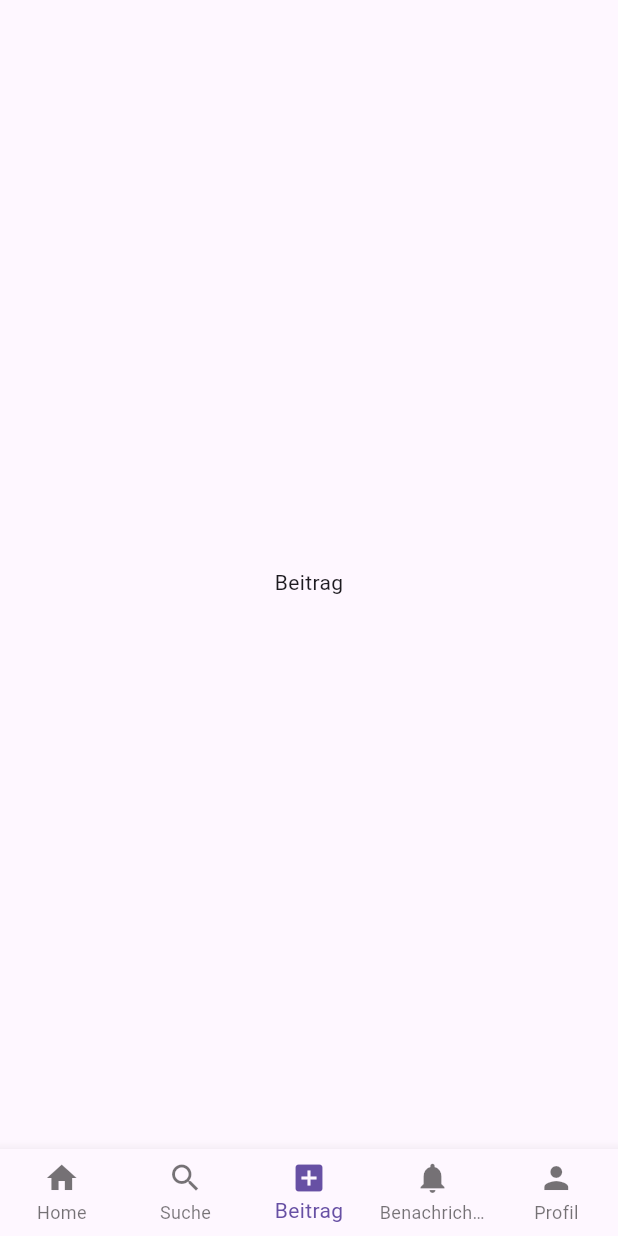
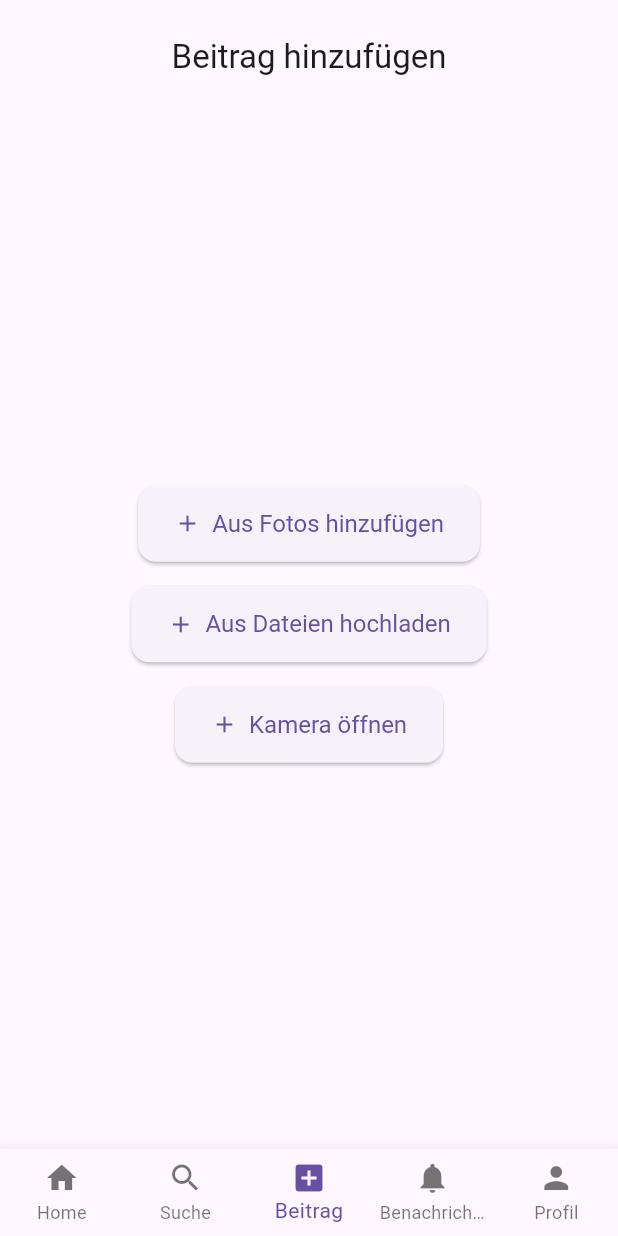
Before and after one commit to melikeaygul/first_screen, a Flutter app: the screen it shows after launch, item 3 of the bottom bar chosen, on a phone screen of 412 x 824 dp. Run offline on Flutter 3.47's test engine with Material 3 defaults, Android fonts, the light colour scheme and no system bars; network calls fail.

Commit message:
Screen Beitrag + Search

```diff
--- a/lib/app.dart
+++ b/lib/app.dart
@@ -1,7 +1,9 @@
+import 'package:first_screen/src/features/posten/presentation/pages/add_post_page.dart';
 import 'package:first_screen/src/features/posten/presentation/pages/home_page.dart';
 import 'package:first_screen/src/features/posten/presentation/pages/notification_page.dart';
 import 'package:first_screen/src/features/posten/presentation/pages/profil_page.dart';
-
+import 'package:first_screen/src/features/posten/presentation/pages/search_page.dart';
+import 'package:first_screen/src/features/posten/presentation/widgest/post_picture.dart';
 import 'package:flutter/material.dart';
 
 class MainApp extends StatefulWidget {
@@ -16,8 +18,8 @@ class _MainAppState extends State<MainApp> {
 
   final List<Widget> _pages = [
     HomePage(),
-    Center(child: Text("Suche")),
-    Center(child: Text("Beitrag")),
+    SearchPage(),
+    AddPostPage(),
     NotificationPage(),
     ProfilPage(),
   ];
--- /dev/null
+++ b/lib/src/features/posten/presentation/pages/add_post_page.dart
@@ -0,0 +1,41 @@
+import 'package:first_screen/src/features/posten/presentation/widgest/option_button.dart';
+import 'package:flutter/material.dart';
+
+class AddPostPage extends StatelessWidget {
+  @override
+  Widget build(BuildContext context) {
+    return Scaffold(
+      appBar: AppBar(
+        title: Text('Beitrag hinzufügen'),
+        centerTitle: true,
+      ),
+      body: Center(
+        child: Column(
+          mainAxisSize: MainAxisSize.min,
+          children: [
+            OptionButton(
+              text: 'Aus Fotos hinzufügen',
+              onPressed: () {
+                // TODO: Aktion hinzufügen
+              },
+            ),
+            SizedBox(height: 16),
+            OptionButton(
+              text: 'Aus Dateien hochladen',
+              onPressed: () {
+                // TODO: Aktion hinzufügen
+              },
+            ),
+            SizedBox(height: 16),
+            OptionButton(
+              text: 'Kamera öffnen',
+              onPressed: () {
+                // TODO: Aktion hinzufügen
+              },
+            ),
+          ],
+        ),
+      ),
+    );
+  }
+}
--- /dev/null
+++ b/lib/src/features/posten/presentation/widgest/option_button.dart
@@ -0,0 +1,22 @@
+import 'package:flutter/material.dart';
+
+class OptionButton extends StatelessWidget {
+  final String text;
+  final VoidCallback onPressed;
+
+  const OptionButton({super.key, required this.text, required this.onPressed});
+
+  @override
+  Widget build(BuildContext context) {
+    return ElevatedButton.icon(
+      icon: Icon(Icons.add),
+      label: Text(text),
+      style: ElevatedButton.styleFrom(
+        padding: EdgeInsets.symmetric(horizontal: 24, vertical: 16),
+        textStyle: TextStyle(fontSize: 16),
+        shape: RoundedRectangleBorder(borderRadius: BorderRadius.circular(12)),
+      ),
+      onPressed: onPressed,
+    );
+  }
+}
```
Also changed, not shown: lib/src/features/posten/presentation/pages/search_page.dart (added, +118 -0 lines).
